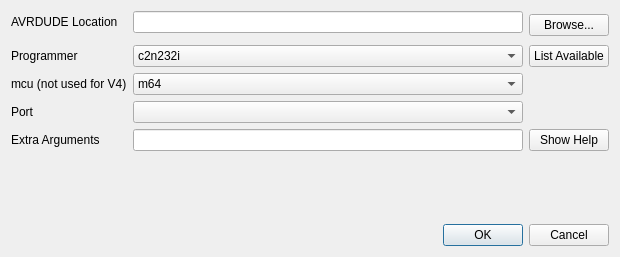
Above: src/burnconfigdialog.ui from roberto1903/companion9x before the change. Below: the same form after it.
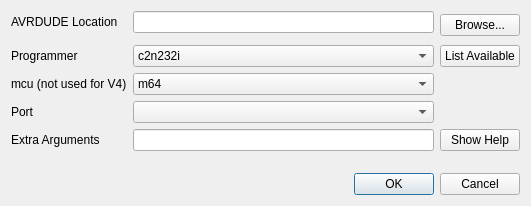
That is the form after the change. Icons and pictures are not drawn.

Commit message: Fixed tooltips and what's this in burnconfigdialog

Diff of the .ui file:
```diff
--- a/src/burnconfigdialog.ui
+++ b/src/burnconfigdialog.ui
@@ -6,8 +6,8 @@
    <rect>
     <x>0</x>
     <y>0</y>
-    <width>620</width>
-    <height>257</height>
+    <width>531</width>
+    <height>206</height>
    </rect>
   </property>
   <property name="windowTitle">
```
Left out of the diff: 36 changed lines with no effect on the pictures.
